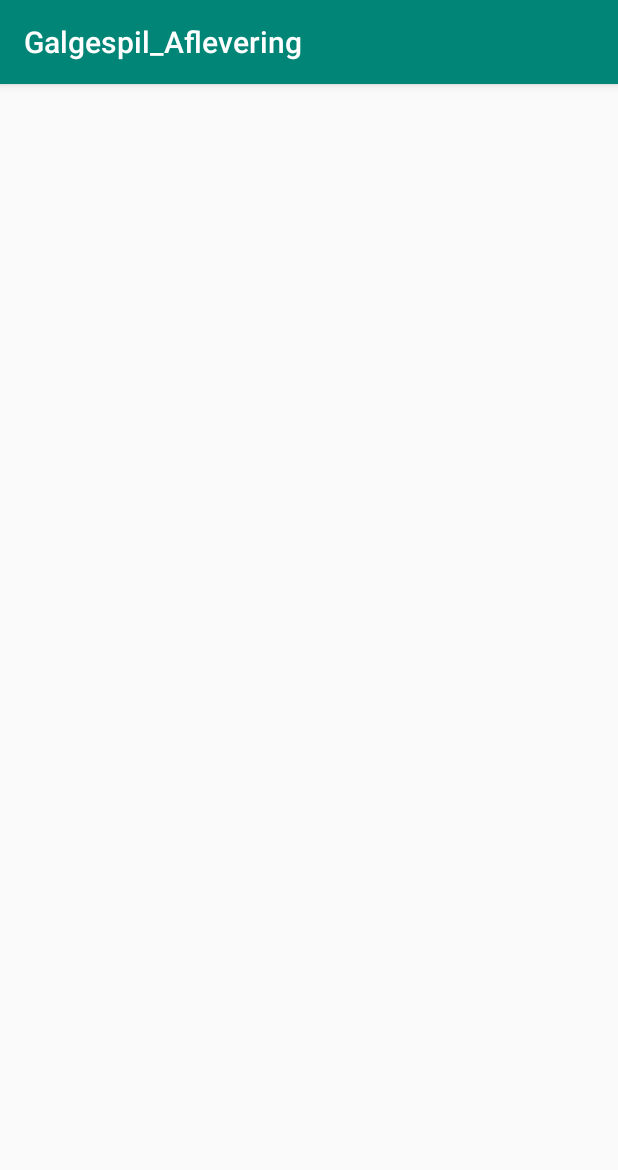
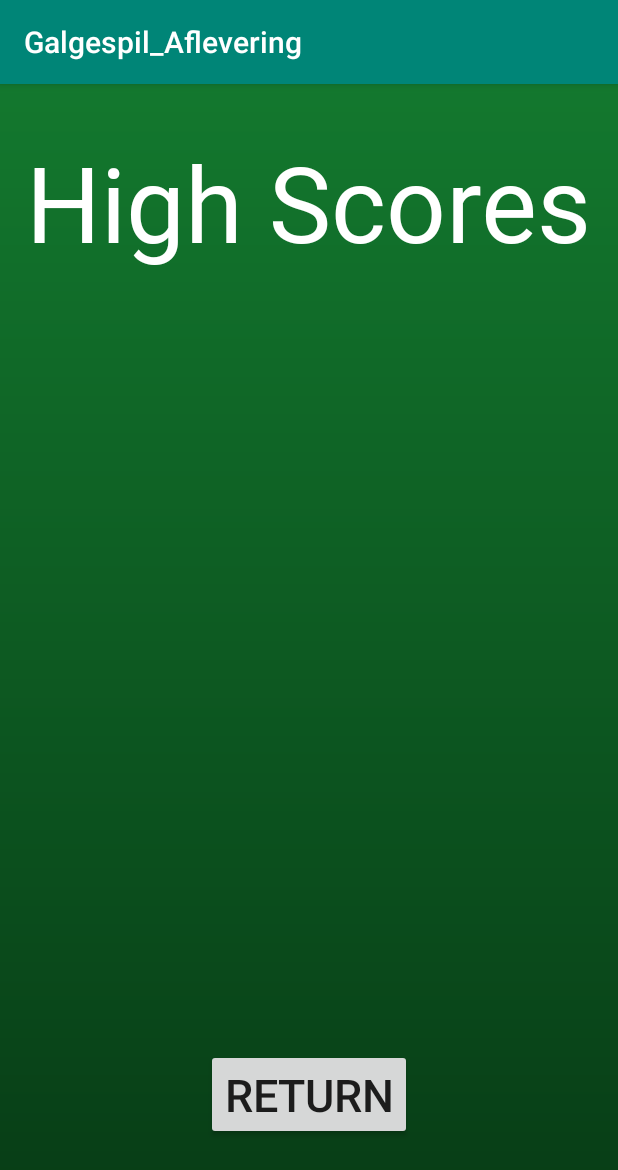
Before and after one commit to asamahayder/Galgespil_Aflevering, an Android app: the ScoreListActivity screen opened directly, with no data from a screen before it, on a phone screen of 412 x 824 dp. Shown: the top 1170 px of the screen. Run offline under Robolectric (Android 15) with nearby library versions, the phone set to English and light mode, and no system bars; network calls fail.

Commit message:
addede den anden og sidste del af highscore funktionalitet. Man kan nu gå ind og se alle sine scores sorteret vha. High score knappen i main menuen.

```diff
--- a/src/main/java/com/example/galgespil_aflevering/ScoreListActivity.java
+++ b/src/main/java/com/example/galgespil_aflevering/ScoreListActivity.java
@@ -2,13 +2,84 @@ package com.example.galgespil_aflevering;
 
 import androidx.appcompat.app.AppCompatActivity;
 
+import android.content.Context;
+import android.content.SharedPreferences;
+import android.graphics.Color;
+import android.graphics.Typeface;
 import android.os.Bundle;
+import android.util.TypedValue;
+import android.view.View;
+import android.widget.Button;
+import android.widget.LinearLayout;
+import android.widget.TextView;
 
-public class ScoreListActivity extends AppCompatActivity {
+import org.json.JSONArray;
+import org.json.JSONException;
+
+import java.util.ArrayList;
+import java.util.Collections;
+
+public class ScoreListActivity extends AppCompatActivity implements View.OnClickListener {
+    Button exitbutton;
+    LinearLayout scoreListView;
 
     @Override
     protected void onCreate(Bundle savedInstanceState) {
         super.onCreate(savedInstanceState);
         setContentView(R.layout.activity_score_list);
+
+        exitbutton = findViewById(R.id.returnButton);
+        scoreListView = findViewById(R.id.scoreListView);
+
+        exitbutton.setOnClickListener(this);
+        fillList();
+    }
+
+    public void fillList(){
+        ArrayList<Integer> scoreArrayList = new ArrayList<>();
+        String preferenceFileKey = getString(R.string.scoreReferenceFileKey);
+        String scoreListKey = getString(R.string.scoreListKey);
+        SharedPreferences preferences = getSharedPreferences(preferenceFileKey, Context.MODE_PRIVATE);
+        String list = preferences.getString(scoreListKey,null);
+        //hvis listen er null, altså at den ikke findes, så gør vi intet.
+        if (list != null){
+            JSONArray jsonArray = null;
+            try {
+                jsonArray = new JSONArray(list);
+                for (int i = 0; i < jsonArray.length(); i++) {
+                    int score = jsonArray.getInt(i);
+                    scoreArrayList.add(score);
+                }
+            } catch (JSONException e) {
+                e.printStackTrace();
+            }
+
+            //sorting the list in descending order
+            Collections.sort(scoreArrayList);
+            Collections.reverse(scoreArrayList);
+
+            for (int i = 0; i < scoreArrayList.size(); i++) {
+                //we don't consider 0 as a valid score
+                if (scoreArrayList.get(i) == 0){
+                    continue;
+                }
+                TextView textView = new TextView(this);
+                textView.setText(scoreArrayList.get(i).toString());
+                textView.setTextColor(Color.parseColor("white"));
+                textView.setTextSize(TypedValue.COMPLEX_UNIT_SP, 50);
+                textView.setLayoutParams(new LinearLayout.LayoutParams(LinearLayout.LayoutParams.WRAP_CONTENT, LinearLayout.LayoutParams.WRAP_CONTENT));
+                scoreListView.addView(textView);
+            }
+
+
+        }
+
+    }
+
+    @Override
+    public void onClick(View v) {
+        if (v == exitbutton){
+            finish();
+        }
     }
 }
--- a/src/main/res/layout/activity_score_list.xml
+++ b/src/main/res/layout/activity_score_list.xml
@@ -4,6 +4,53 @@
     xmlns:tools="http://schemas.android.com/tools"
     android:layout_width="match_parent"
     android:layout_height="match_parent"
+    android:background="@drawable/background_gradient"
     tools:context=".ScoreListActivity">
 
+    <TextView
+        android:id="@+id/scores"
+        android:layout_width="wrap_content"
+        android:layout_height="wrap_content"
+        android:layout_marginTop="32dp"
+        android:fontFamily="@font/dk_crayon_crumble"
+        android:text="@string/highScores"
+
+        android:textColor="@color/white"
+        android:textSize="70sp"
+        app:layout_constraintEnd_toEndOf="parent"
+        app:layout_constraintStart_toStartOf="parent"
+        app:layout_constraintTop_toTopOf="parent" />
+
+    <Button
+        android:id="@+id/returnButton"
+        android:layout_width="wrap_content"
+        android:layout_height="wrap_content"
+        android:layout_marginBottom="64dp"
+        android:text="@string/goBack"
+        android:textSize="30sp"
+        app:layout_constraintBottom_toBottomOf="parent"
+        app:layout_constraintEnd_toEndOf="parent"
+        app:layout_constraintStart_toStartOf="parent" />
+
+    <ScrollView
+        android:layout_width="0dp"
+        android:layout_height="0dp"
+        android:layout_marginStart="32dp"
+        android:layout_marginTop="32dp"
+        android:layout_marginEnd="32dp"
+        android:layout_marginBottom="32dp"
+        app:layout_constraintBottom_toTopOf="@+id/returnButton"
+        app:layout_constraintEnd_toEndOf="parent"
+        app:layout_constraintHorizontal_bias="0.6"
+        app:layout_constraintStart_toStartOf="parent"
+        app:layout_constraintTop_toBottomOf="@+id/scores">
+
+        <LinearLayout
+            android:id="@+id/scoreListView"
+            android:layout_width="match_parent"
+            android:layout_height="wrap_content"
+            android:gravity="center"
+            android:orientation="vertical"/>
+    </ScrollView>
+
 </androidx.constraintlayout.widget.ConstraintLayout>
--- a/src/main/res/values/strings.xml
+++ b/src/main/res/values/strings.xml
@@ -24,6 +24,7 @@
     <string name="food">Food</string>
     <string name="scoreListKey">scoreList</string>
     <string name="scoreReferenceFileKey">referenceFileKey</string>
+    <string name="highScores">High Scores</string>
 
 
 </resources>
```
Also changed, not shown: src/main/java/com/example/galgespil_aflevering/MainActivity.java (+7 -1 lines), src/main/res/layout/activity_main.xml (+11 -0 lines).
